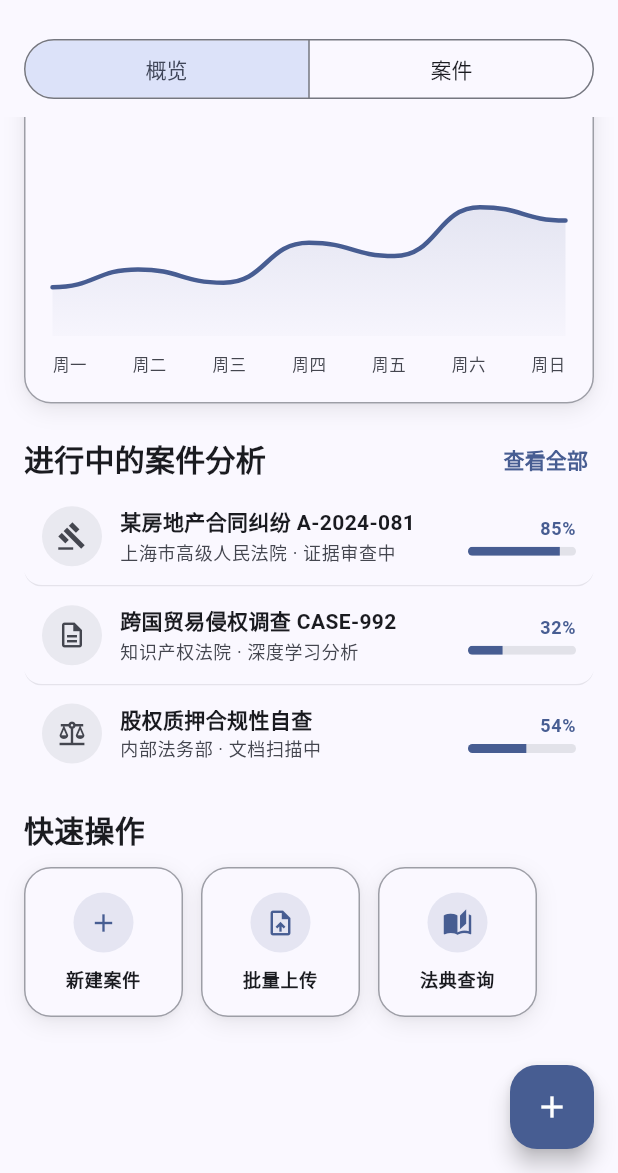
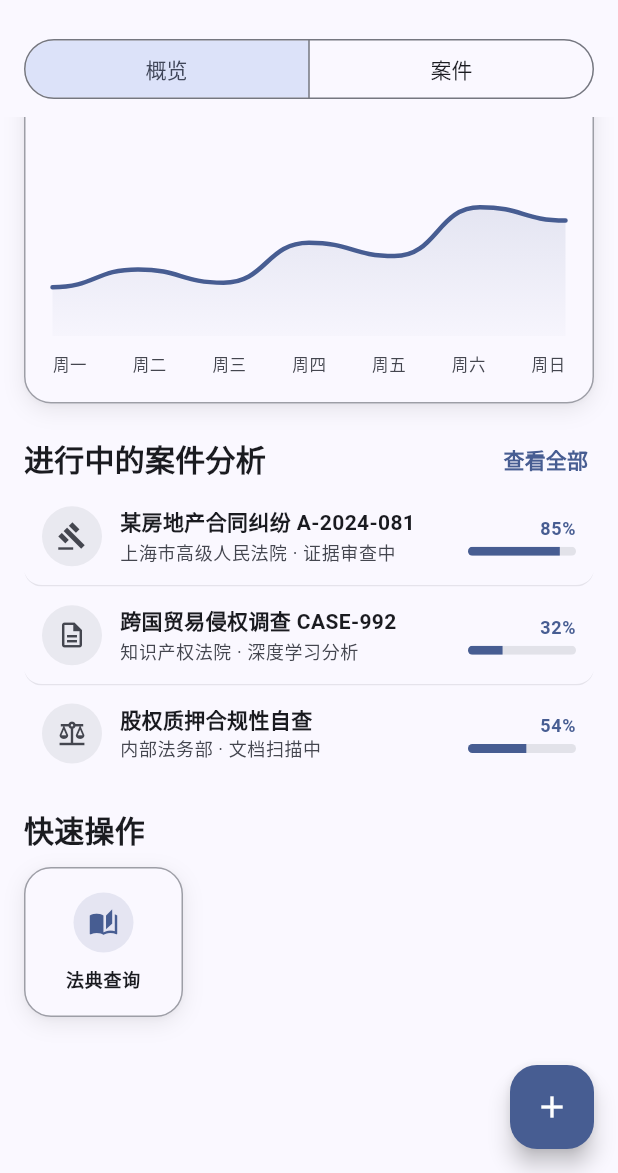
Before and after one commit to uuo00n/LexCore-app, a Flutter app: the CaseDashboardPage screen opened by its route, scrolled down 384 dp, on a phone screen of 412 x 824 dp, the part 63-1236 px from its top. Run offline on Flutter 3.47's test engine with Material 3 defaults, Android fonts, the phone set to English and light mode, and no system bars; our stand-ins replace dio, equatable, file_picker, flutter_markdown, flutter_riverpod, flutter_svg and 8 more; missing offline and left inert: dlibphonenumber, tdesign_flutter; accounts and stored records are empty.

Commit message:
feat(dashboard): 简化仪表盘快捷操作入口
- 移除 `CaseDashboardPage` 中的“新建案件”与“批量上传”快捷功能卡片及其对应的路由跳转逻辑
- 同步删除 `dashboard_module_navigation_test.dart` 中验证“新建案件”跳转功能的测试用例
- 优化快捷操作栏布局，目前仅保留“法典查询”项项目

```diff
--- a/lib/features/dashboard/presentation/pages/case_dashboard_page.dart
+++ b/lib/features/dashboard/presentation/pages/case_dashboard_page.dart
@@ -356,15 +356,6 @@ class _QuickActionsRow extends StatelessWidget {
       scrollDirection: Axis.horizontal,
       child: Row(
         children: [
-          _QuickActionCard(
-            key: const ValueKey<String>('dashboard_quick_action_new_case'),
-            icon: Icons.add,
-            label: '新建案件',
-            onTap: () => context.push(RouteNames.caseUploadPath),
-          ),
-          const SizedBox(width: 12),
-          const _QuickActionCard(icon: Icons.upload_file, label: '批量上传'),
-          const SizedBox(width: 12),
           const _QuickActionCard(icon: Icons.auto_stories, label: '法典查询'),
         ],
       ),
```
Also changed, not shown: 1 other file.
